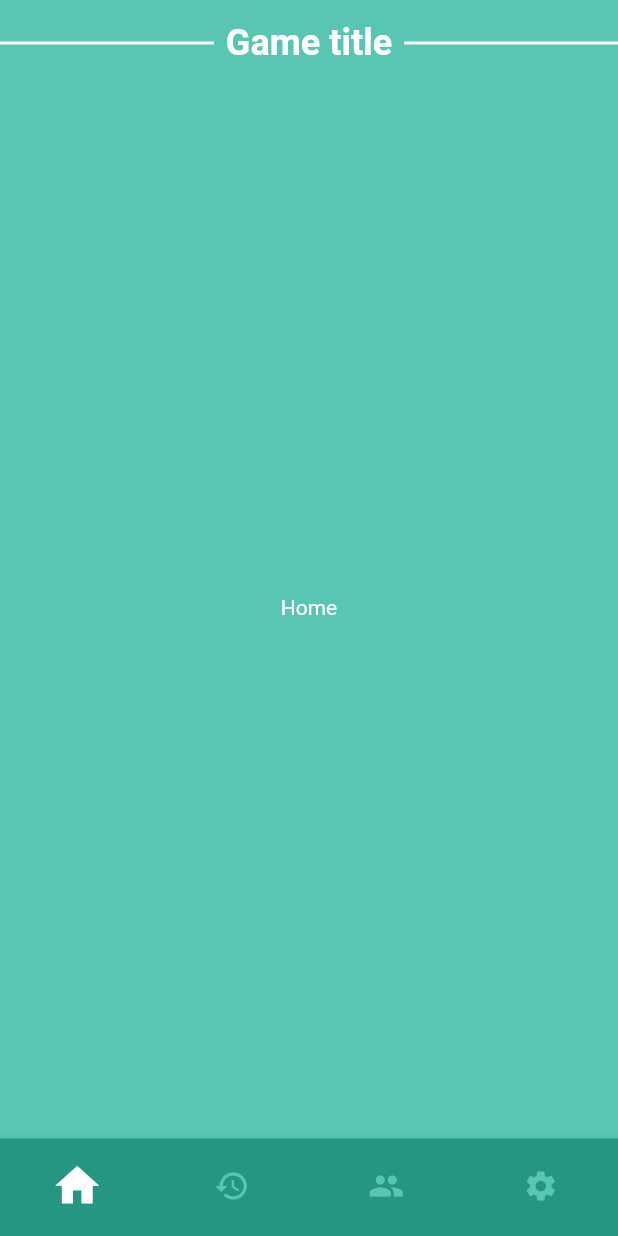
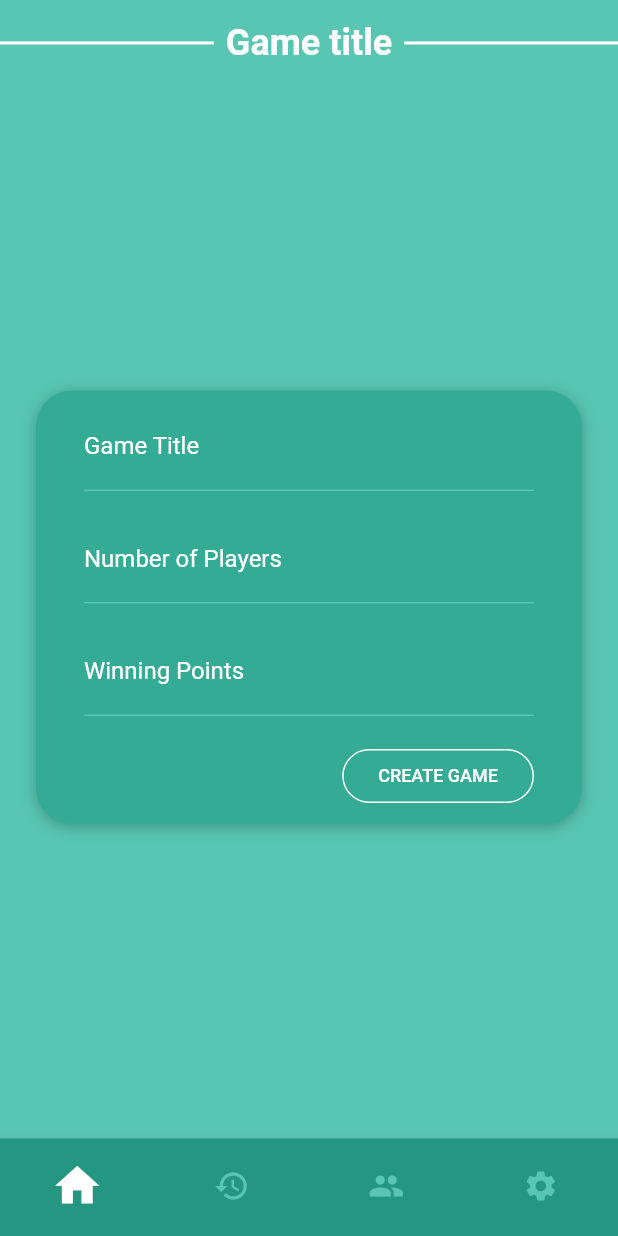
Before and after one commit to MarinJuricev/games_counter, a Flutter app: the screen it shows after launch, on a phone screen of 412 x 824 dp. Run offline on Flutter 3.47's test engine with Material 2 defaults, Android fonts, the phone set to English and light mode, and no system bars; our stand-ins replace dartz, equatable.

Commit message:
Adds create game usecase and the widget for that usecase, adds failure tests

```diff
--- a/lib/presentation/pages/home_page.dart
+++ b/lib/presentation/pages/home_page.dart
@@ -10,6 +10,98 @@ class HomePage extends StatefulWidget {
 }
 
 class _HomePageState extends State<HomePage> {
+  Widget _buildCreateGame() {
+    return Center(
+      child: Container(
+        margin: EdgeInsets.all(24),
+        decoration: BoxDecoration(
+            borderRadius: BorderRadius.circular(24),
+            color: Theme.of(context).accentColor,
+            boxShadow: [
+              BoxShadow(
+                  blurRadius: 8, color: Colors.black26, offset: Offset(0, 2))
+            ]),
+        child: Column(
+          mainAxisSize: MainAxisSize.min,
+          children: <Widget>[
+            Padding(
+              padding: const EdgeInsets.symmetric(vertical: 8, horizontal: 32),
+              child: TextFormField(
+                decoration: InputDecoration(
+                  labelText: 'Game Title',
+                  labelStyle: TextStyle(color: Colors.white),
+                  enabledBorder: UnderlineInputBorder(
+                    borderSide: BorderSide(
+                        color: Theme.of(context).scaffoldBackgroundColor),
+                  ),
+                  focusedBorder: UnderlineInputBorder(
+                    borderSide: BorderSide(color: Colors.white),
+                  ),
+                ),
+                keyboardType: TextInputType.text,
+              ),
+            ),
+            Padding(
+              padding: const EdgeInsets.symmetric(vertical: 8, horizontal: 32),
+              child: TextFormField(
+                decoration: InputDecoration(
+                  labelText: 'Number of Players',
+                  labelStyle: TextStyle(color: Colors.white),
+                  enabledBorder: UnderlineInputBorder(
+                    borderSide: BorderSide(
+                        color: Theme.of(context).scaffoldBackgroundColor),
+                  ),
+                  focusedBorder: UnderlineInputBorder(
+                    borderSide: BorderSide(color: Colors.white),
+                  ),
+                ),
+                keyboardType: TextInputType.number,
+              ),
+            ),
+            Padding(
+              padding: const EdgeInsets.symmetric(vertical: 8, horizontal: 32),
+              child: TextFormField(
+                decoration: InputDecoration(
+                  labelText: 'Winning Points',
+                  labelStyle: TextStyle(color: Colors.white),
+                  enabledBorder: UnderlineInputBorder(
+                    borderSide: BorderSide(
+                        color: Theme.of(context).scaffoldBackgroundColor),
+                  ),
+                  focusedBorder: UnderlineInputBorder(
+                    borderSide: BorderSide(color: Colors.white),
+                  ),
+                ),
+                keyboardType: TextInputType.number,
+              ),
+            ),
+            Align(
+              alignment: FractionalOffset.bottomRight,
+              child: Padding(
+                padding:
+                    const EdgeInsets.symmetric(horizontal: 32.0, vertical: 8.0),
+                child: FlatButton(
+                  padding:
+                      EdgeInsets.symmetric(horizontal: 24.0, vertical: 8.0),
+                  child: Text(
+                    'CREATE GAME',
+                    style: TextStyle(fontSize: 12.0),
+                  ),
+                  textColor: Colors.white,
+                  onPressed: () {},
+                  shape: RoundedRectangleBorder(
+                    borderRadius: BorderRadius.circular(18.0),
+                    side: BorderSide(color: Colors.white),
+                  ),
+                ),
+              ),
+            )
+          ],
+        ),
+      ),
+    );
+  }
+
   @override
   Widget build(BuildContext context) {
     return Scaffold(
@@ -17,9 +109,7 @@ class _HomePageState extends State<HomePage> {
         children: <Widget>[
           GameTitle(gameTitle: 'Game title'),
           Expanded(
-            child: Center(
-              child: Text('Home'),
-            ),
+            child: _buildCreateGame(),
           ),
         ],
       ),
--- a/lib/presentation/pages/settings_page.dart
+++ b/lib/presentation/pages/settings_page.dart
@@ -1,6 +1,4 @@
 import 'package:flutter/material.dart';
-
-import '../widgets/game_title.dart';
 
 class SettingsPage extends StatefulWidget {
   SettingsPage({Key key}) : super(key: key);
```
Also changed, not shown: lib/domain/usecases/add_player.dart (+7 -5 lines), lib/domain/usecases/create_game.dart (added, +47 -0 lines), pubspec.yaml (+7 -10 lines), pubspec.lock, 3 other files.
